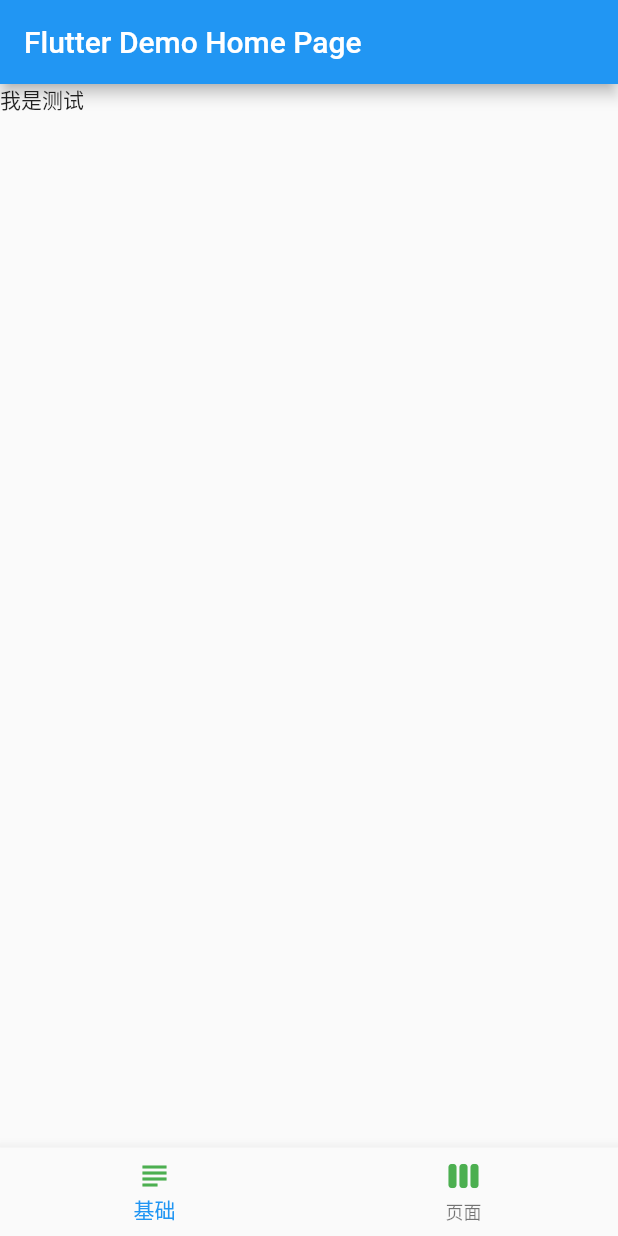
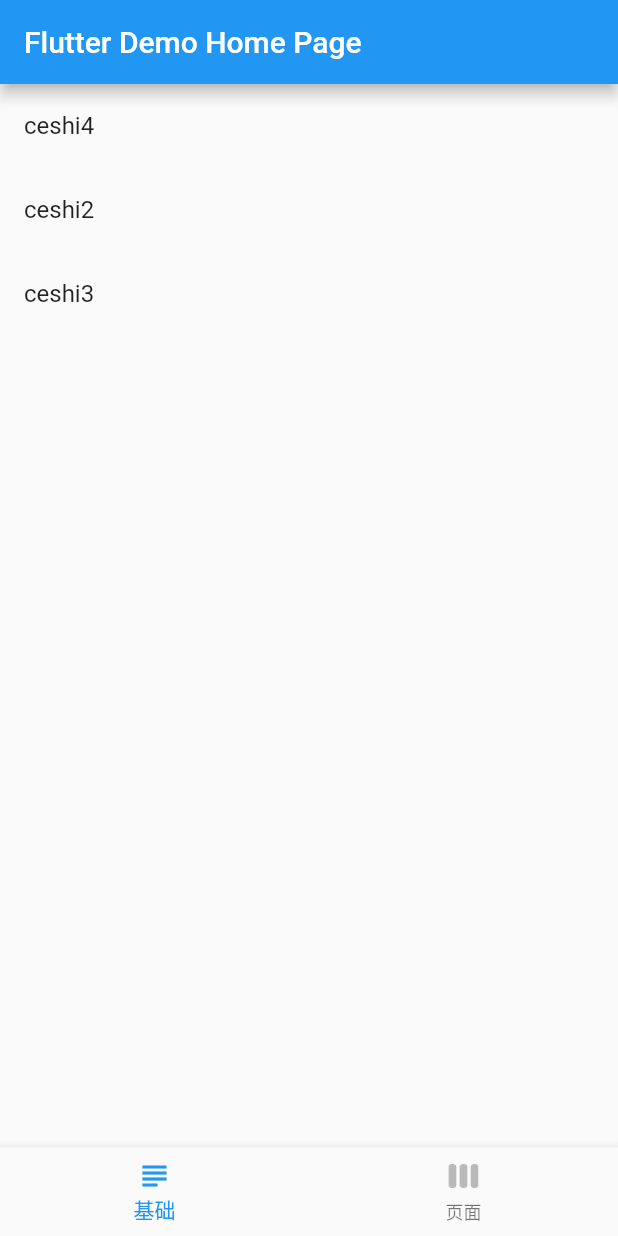
Before and after one commit to nieyafei/flutter_demo, a Flutter app: the screen it shows after launch, on a phone screen of 412 x 824 dp. Run offline on Flutter 3.47's test engine with Material 2 defaults, Android fonts, the phone set to English and light mode, and no system bars.

Commit message:
添加列表

```diff
--- a/lib/pages/nav.dart
+++ b/lib/pages/nav.dart
@@ -1,4 +1,13 @@
+import 'dart:convert';
+
 import 'package:flutter/material.dart';
+class Nav {
+  String title;
+  String path;
+  Nav(this.title,this.path);
+}
+/* var listData = new List<Nav>();
+listData.add('1','2'); */
 
 class NavListPage extends StatefulWidget{
   NavListPage({Key key, this.title}) : super(key: key);
@@ -10,7 +19,11 @@ class NavListPage extends StatefulWidget{
 }
 
 class _NavListPageState extends State<NavListPage>{
-
+  int _currentIndex = 0;
+  var _pageList = [
+    BasicNavComp(),
+    PageNavComp()
+  ];
   @override
   Widget build(BuildContext context){
     return Scaffold(
@@ -19,20 +32,87 @@ class _NavListPageState extends State<NavListPage>{
         // the App.build method, and use it to set our appbar title.
         title: Text(widget.title),
       ),
-      body: Container(
-        child: Text('我是测试'),
-      ),
+      body: _pageList[_currentIndex],
       bottomNavigationBar: BottomNavigationBar(
         items: <BottomNavigationBarItem>[
           BottomNavigationBarItem(
-            title: Text('基础'),
-            icon: Icon(Icons.subject,color: Colors.green,)
+            title: new Text('基础'),
+            icon: Icon(Icons.subject,color: _currentIndex == 0?Colors.blue:Colors.black26,)
           ),
           BottomNavigationBarItem(
-            title: Text('页面'),icon: Icon(Icons.view_week,color: Colors.green,)
+            title: new Text('页面'),
+            icon: Icon(Icons.view_week,color: _currentIndex == 1?Colors.blue:Colors.black26,)
           )
         ],
+        currentIndex: _currentIndex,
+        onTap: (index) {
+          setState((){
+            _currentIndex = index;
+          });
+        },
       )
     );
   }
 }
+
+/* 基础nav */
+class BasicNavComp extends StatefulWidget{
+  BasicNavComp({Key key}):super(key: key);
+  @override
+  __BasicNavCompState createState() => __BasicNavCompState();
+}
+
+class __BasicNavCompState extends State<BasicNavComp>{
+  var _items = [];
+
+  @override
+  void initState() {
+    super.initState();
+    /* final listData = json.decode({
+      "result": [
+        {"title": "1", "path": "home"},
+        {"title": "2", "path": "home"}
+      ]
+    }.toString()); */
+    var item = [];
+    /* listData['result'].forEach((res) {
+      item.add(Nav(res.title,res.path));
+    }); */
+    item.add(Nav('ceshi4','home'));
+    item.add(Nav('ceshi2','home'));
+    item.add(Nav('ceshi3','home'));
+    setState(() {
+      _items = item;
+    });
+  }
+
+  @override
+  Widget build(BuildContext context){
+    return new ListView.builder(
+      itemCount: _items.length,
+      itemBuilder: (context, index) {
+        return new ListTile(
+          title: new Text(_items[index].title),
+        );
+      },
+    );
+  }
+}
+/* demo nav */
+class PageNavComp extends StatefulWidget{
+  PageNavComp({Key key}):super(key: key);
+  @override
+  _PageNavCompState createState() => _PageNavCompState();
+}
+
+class _PageNavCompState extends State<PageNavComp>{
+
+  @override
+  Widget build(BuildContext context){
+    return new Column(
+      children: <Widget>[
+        Text('页面')
+      ],
+    );
+  }
+}
```
Also changed, not shown: 1 other file.
